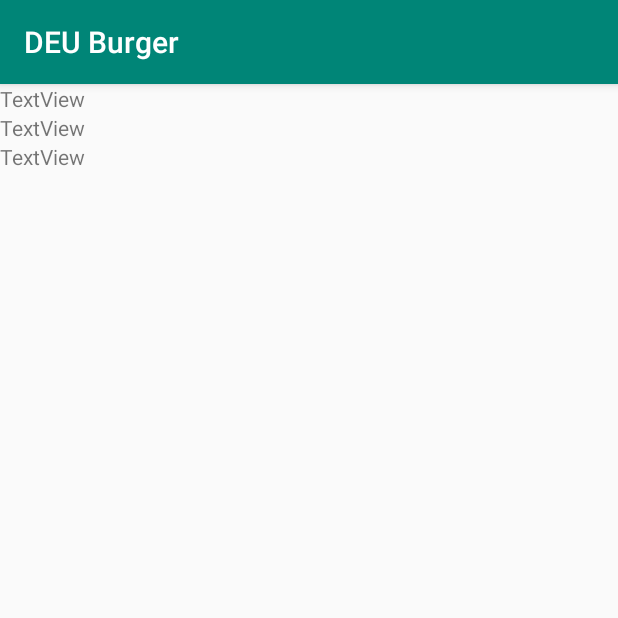
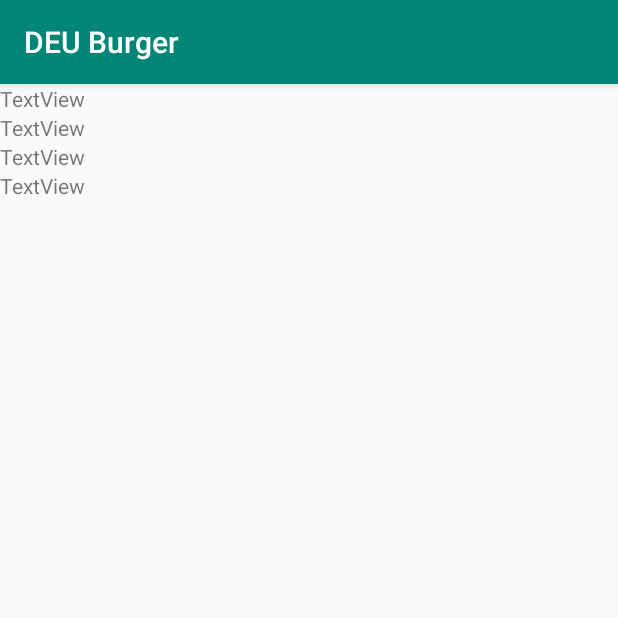
Before and after one commit to aliaydin96/BurgerApp, an Android app: the grafiklisteekrani screen opened directly, with no data from a screen before it, on a phone screen of 412 x 824 dp, the top half of it. Run offline under Robolectric (Android 15) with nearby library versions, the phone set to English and light mode, and no system bars.

Commit message:
no message

```diff
--- a/BurgerApp/app/src/main/res/layout/activity_grafiklisteekrani.xml
+++ b/BurgerApp/app/src/main/res/layout/activity_grafiklisteekrani.xml
@@ -32,5 +32,11 @@
             android:layout_width="match_parent"
             android:layout_height="wrap_content"
             android:text="TextView" />
+
+        <TextView
+            android:id="@+id/textView56"
+            android:layout_width="match_parent"
+            android:layout_height="wrap_content"
+            android:text="TextView" />
     </LinearLayout>
 </androidx.constraintlayout.widget.ConstraintLayout>
```
